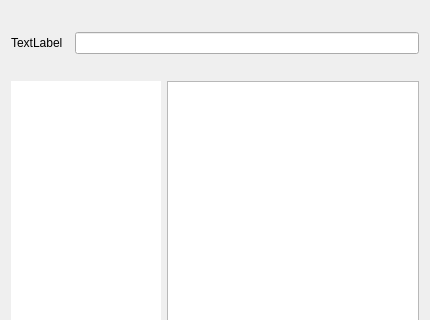
developing4all/hdepanel, file plugins/startapplet/startwindow.ui: the form before one commit; both pictures show x 0 to 430 and y 0 to 320 of the 430 by 480 pixel window.
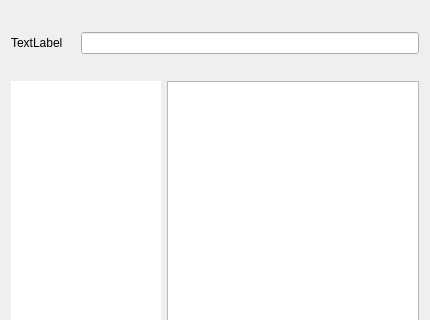
The form after the commit. Icons and pictures are not drawn.

```diff
--- a/plugins/startapplet/startwindow.ui
+++ b/plugins/startapplet/startwindow.ui
@@ -17,7 +17,7 @@
    <item>
     <layout class="QHBoxLayout" name="horizontalLayout">
      <property name="spacing">
-      <number>0</number>
+      <number>6</number>
      </property>
      <item>
       <widget class="QLabel" name="profilePicture">
```
Left out of the diff: 3 changed lines with no effect on the pictures.
